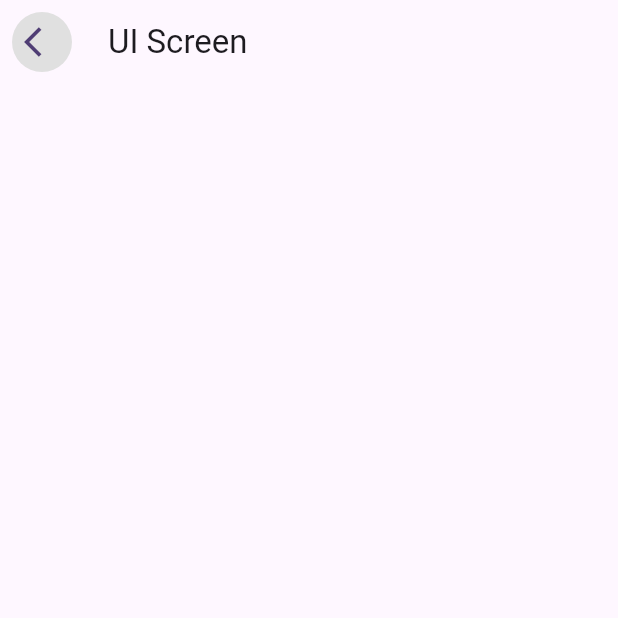
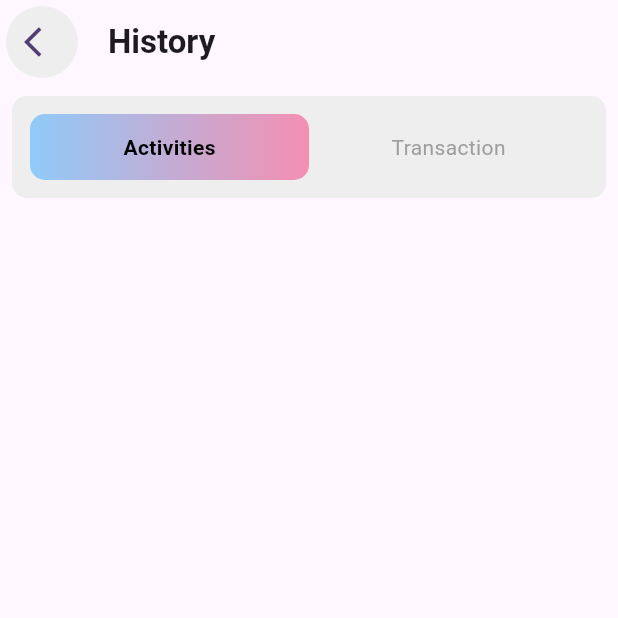
Before and after one commit to Dipesh905/UIAPIProject, a Flutter app: the screen it shows after launch, after a tap on "UI", on a phone screen of 412 x 824 dp, the top half of it. Run offline on Flutter 3.47's test engine with Material 3 defaults, Android fonts, the light colour scheme and no system bars; our stand-ins replace flutter_riverpod.

Commit message:
activity and transaction status added in UI

```diff
--- /dev/null
+++ b/lib/controller/helper/device_size.dart
@@ -0,0 +1,6 @@
+import 'package:flutter/material.dart';
+
+double displayHeight(BuildContext context) =>
+    MediaQuery.of(context).size.height;
+
+double displayWidth(BuildContext context) => MediaQuery.of(context).size.height;
--- /dev/null
+++ b/lib/controller/provider/activity_transaction_provider.dart
@@ -0,0 +1,14 @@
+import 'package:flutter_riverpod/flutter_riverpod.dart';
+
+enum ActivityTransactionStatus {
+  activity,
+
+  transaction
+}
+
+final StateProvider<ActivityTransactionStatus>
+    activityTransactionStatusProvider =
+    StateProvider<ActivityTransactionStatus>(
+  (StateProviderRef<ActivityTransactionStatus> ref) =>
+      ActivityTransactionStatus.activity,
+);
--- /dev/null
+++ b/lib/controller/resources/colors.dart
@@ -0,0 +1,14 @@
+import 'package:flutter/material.dart';
+
+class AppColor {
+  static Color lightPinkColor = Colors.pink.shade300;
+
+  static Color lightBlueColor = Colors.blue.shade300;
+
+  static Color lightGreyColor = Colors.grey.shade200;
+
+  static List<Color> bluePinkGradient = <Color>[
+    Colors.blue.shade200,
+    Colors.pink.shade200,
+  ];
+}
--- a/lib/main.dart
+++ b/lib/main.dart
@@ -1,8 +1,9 @@
 import 'package:flutter/material.dart';
+import 'package:flutter_riverpod/flutter_riverpod.dart';
 import 'package:uiapiapp/view/screens/home_screen.dart';
 
 void main() {
-  runApp(const MyApp());
+  runApp(const ProviderScope(child: MyApp()));
 }
 
 class MyApp extends StatelessWidget {
--- a/lib/view/screens/ui_screen.dart
+++ b/lib/view/screens/ui_screen.dart
@@ -1,4 +1,7 @@
 import 'package:flutter/material.dart';
+import 'package:flutter_riverpod/flutter_riverpod.dart';
+import 'package:uiapiapp/controller/provider/activity_transaction_provider.dart';
+import 'package:uiapiapp/controller/resources/colors.dart';
 
 class UIScreen extends StatelessWidget {
   const UIScreen({super.key});
@@ -10,14 +13,129 @@ class UIScreen extends StatelessWidget {
         leading: InkWell(
             onTap: () => Navigator.pop(context),
             child: Padding(
-              padding: const EdgeInsets.all(8.0),
+              padding: const EdgeInsets.all(4.0),
               child: CircleAvatar(
-                backgroundColor: Colors.grey[300],
-                child: const Icon(Icons.arrow_back_ios),
+                backgroundColor: AppColor.lightGreyColor,
+                child: const Center(child: Icon(Icons.arrow_back_ios)),
               ),
             )),
-        automaticallyImplyLeading: false,
-        title: const Text('UI Screen'),
+        // automaticallyImplyLeading: false,
+        title: const Text(
+          'History',
+          style: TextStyle(fontWeight: FontWeight.bold),
+        ),
+      ),
+      body: SingleChildScrollView(
+        child: Padding(
+          padding: const EdgeInsets.all(8.0),
+          child: Column(
+            children: [
+              Container(
+                padding: const EdgeInsets.all(12),
+                decoration: BoxDecoration(
+                    color: AppColor.lightGreyColor,
+                    borderRadius: BorderRadius.circular(10)),
+                child: Consumer(
+                  builder: (context, ref, child) {
+                    final ActivityTransactionStatus activityTransactionStatus =
+                        ref.watch(activityTransactionStatusProvider);
+
+                    return Row(
+                      children: <Widget>[
+                        Expanded(
+                          child: InkWell(
+                            onTap: () {
+                              ref
+                                  .read(
+                                    activityTransactionStatusProvider.notifier,
+                                  )
+                                  .update(
+                                    (ActivityTransactionStatus state) =>
+                                        ActivityTransactionStatus.activity,
+                                  );
+                            },
+                            child: Container(
+                              padding: const EdgeInsets.all(12),
+                              decoration: BoxDecoration(
+                                borderRadius: const BorderRadius.all(
+                                  Radius.circular(10),
+                                ),
+                                gradient: activityTransactionStatus ==
+                                        ActivityTransactionStatus.activity
+                                    ? LinearGradient(
+                                        colors: AppColor.bluePinkGradient)
+                                    : null,
+                              ),
+                              child: Center(
+                                child: Text(
+                                  'Activities',
+                                  style: TextStyle(
+                                    fontWeight: activityTransactionStatus ==
+                                            ActivityTransactionStatus.activity
+                                        ? FontWeight.bold
+                                        : null,
+                                    color: activityTransactionStatus ==
+                                            ActivityTransactionStatus.activity
+                                        ? Colors.black
+                                        : Colors.grey,
+                                  ),
+                                ),
+                              ),
+                            ),
+                          ),
+                        ),
+                        Expanded(
+                          child: InkWell(
+                            onTap: () {
+                              ref
+                                  .read(
+                                    activityTransactionStatusProvider.notifier,
+                                  )
+                                  .update(
+                                    (ActivityTransactionStatus state) =>
+                                        ActivityTransactionStatus.transaction,
+                                  );
+                            },
+                            child: Container(
+                              decoration: BoxDecoration(
+                                borderRadius: const BorderRadius.all(
+                                  Radius.circular(10),
+                                ),
+                                gradient: activityTransactionStatus ==
+                                        ActivityTransactionStatus.transaction
+                                    ? LinearGradient(
+                                        colors: AppColor.bluePinkGradient)
+                                    : null,
+                              ),
+                              padding: const EdgeInsets.all(12),
+                              child: Center(
+                                child: Text(
+                                  'Transaction',
+                                  style: TextStyle(
+                                    fontWeight: activityTransactionStatus ==
+                                            ActivityTransactionStatus
+                                                .transaction
+                                        ? FontWeight.bold
+                                        : null,
+                                    color: activityTransactionStatus ==
+                                            ActivityTransactionStatus
+                                                .transaction
+                                        ? Colors.black
+                                        : Colors.grey,
+                                  ),
+                                ),
+                              ),
+                            ),
+                          ),
+                        ),
+                      ],
+                    );
+                  },
+                ),
+              ),
+            ],
+          ),
+        ),
       ),
     );
   }
--- a/pubspec.yaml
+++ b/pubspec.yaml
@@ -35,6 +35,7 @@ dependencies:
   # The following adds the Cupertino Icons font to your application.
   # Use with the CupertinoIcons class for iOS style icons.
   cupertino_icons: ^1.0.2
+  flutter_riverpod: ^2.4.9
 
 dev_dependencies:
   flutter_test:
```
Also changed, not shown: pubspec.lock.
